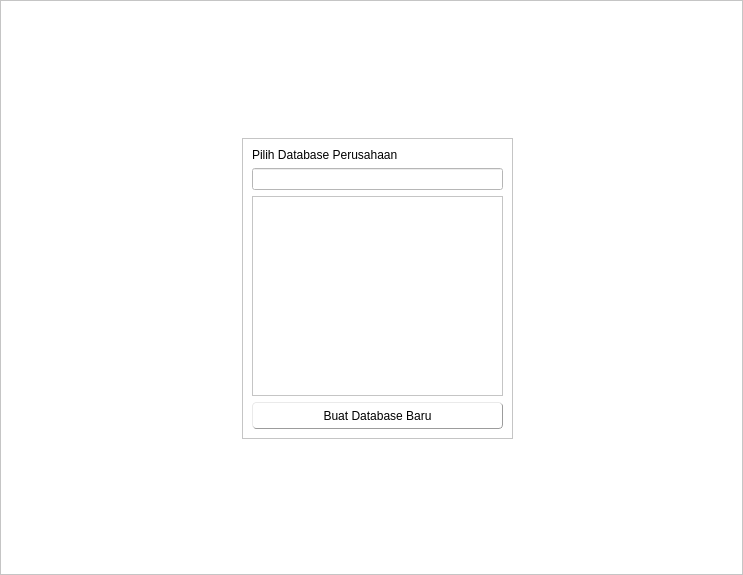
Qt form source/login/login_ui.ui (fnugrahendi/petuk.corp) before a commit.
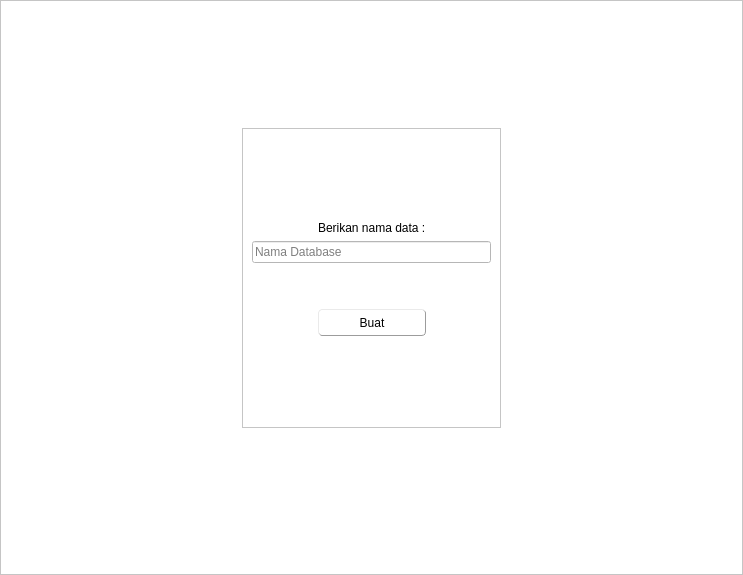
The same form after that commit. The open tabs and pages were chosen to show the change.

Commit message: added create database

```diff
--- a/source/login/login_ui.ui
+++ b/source/login/login_ui.ui
@@ -96,7 +96,8 @@
       </size>
      </property>
      <property name="styleSheet">
-      <string notr="true">QPushButton{border-style:outset;border-width:1px;border-radius:4px;border-color:rgb(156, 156, 156);background-color:#ffffff;min-height:25px;}</string>
+      <string notr="true">QPushButton{border-style:outset;border-width:1px;border-radius:4px;border-color:rgb(156, 156, 156);background-color:#ffffff;min-height:25px;}
+QPushButton::hover{border-color:rgb(156, 156, 156);}</string>
      </property>
      <property name="currentIndex">
       <number>1</number>
@@ -282,7 +283,7 @@
              <x>0</x>
              <y>0</y>
              <width>249</width>
-             <height>199</height>
+             <height>201</height>
             </rect>
            </property>
            <layout class="QVBoxLayout" name="ivl_Database_ListContent"/>
@@ -309,6 +310,107 @@
        </layout>
       </widget>
      </widget>
+     <widget class="QWidget" name="st_Database_Create">
+      <widget class="QFrame" name="fr_Database_Create">
+       <property name="geometry">
+        <rect>
+         <x>110</x>
+         <y>0</y>
+         <width>259</width>
+         <height>300</height>
+        </rect>
+       </property>
+       <property name="minimumSize">
+        <size>
+         <width>259</width>
+         <height>300</height>
+        </size>
+       </property>
+       <property name="maximumSize">
+        <size>
+         <width>250</width>
+         <height>300</height>
+        </size>
+       </property>
+       <property name="frameShape">
+        <enum>QFrame::StyledPanel</enum>
+       </property>
+       <property name="frameShadow">
+        <enum>QFrame::Raised</enum>
+       </property>
+       <layout class="QGridLayout" name="igr_Database_Create">
+        <item row="1" column="1">
+         <widget class="QLabel" name="lb_Database_Create_Judul">
+          <property name="sizePolicy">
+           <sizepolicy hsizetype="Preferred" vsizetype="Fixed">
+            <horstretch>0</horstretch>
+            <verstretch>0</verstretch>
+           </sizepolicy>
+          </property>
+          <property name="text">
+           <string>Berikan nama data :</string>
+          </property>
+         </widget>
+        </item>
+        <item row="2" column="0" colspan="3">
+         <widget class="QLineEdit" name="le_Database_Create_Nama">
+          <property name="placeholderText">
+           <string>Nama Database</string>
+          </property>
+         </widget>
+        </item>
+        <item row="4" column="1">
+         <widget class="QPushButton" name="tb_Database_Create_Buat">
+          <property name="text">
+           <string>Buat</string>
+          </property>
+         </widget>
+        </item>
+        <item row="0" column="1">
+         <spacer name="verticalSpacer_3">
+          <property name="orientation">
+           <enum>Qt::Vertical</enum>
+          </property>
+          <property name="sizeHint" stdset="0">
+           <size>
+            <width>20</width>
+            <height>40</height>
+           </size>
+          </property>
+         </spacer>
+        </item>
+        <item row="5" column="1">
+         <spacer name="verticalSpacer_4">
+          <property name="orientation">
+           <enum>Qt::Vertical</enum>
+          </property>
+          <property name="sizeHint" stdset="0">
+           <size>
+            <width>20</width>
+            <height>40</height>
+           </size>
+          </property>
+         </spacer>
+        </item>
+        <item row="3" column="1">
+         <spacer name="verticalSpacer_5">
+          <property name="orientation">
+           <enum>Qt::Vertical</enum>
+          </property>
+          <property name="sizeType">
+           <enum>QSizePolicy::Fixed</enum>
+          </property>
+          <property name="sizeHint" stdset="0">
+           <size>
+            <width>20</width>
+            <height>40</height>
+           </size>
+          </property>
+         </spacer>
+        </item>
+       </layout>
+      </widget>
+     </widget>
     </widget>
    </item>
   </layout>
```
Left out of the diff: 2 changed lines with no effect on the pictures. The commit also changes 1 other file.
